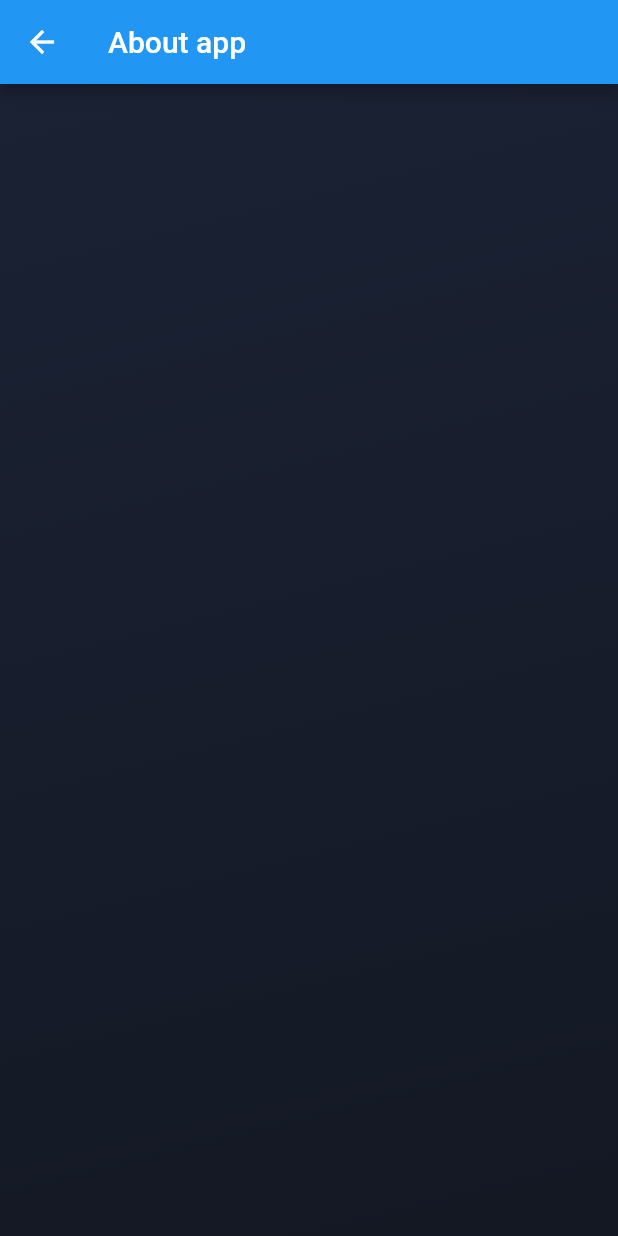
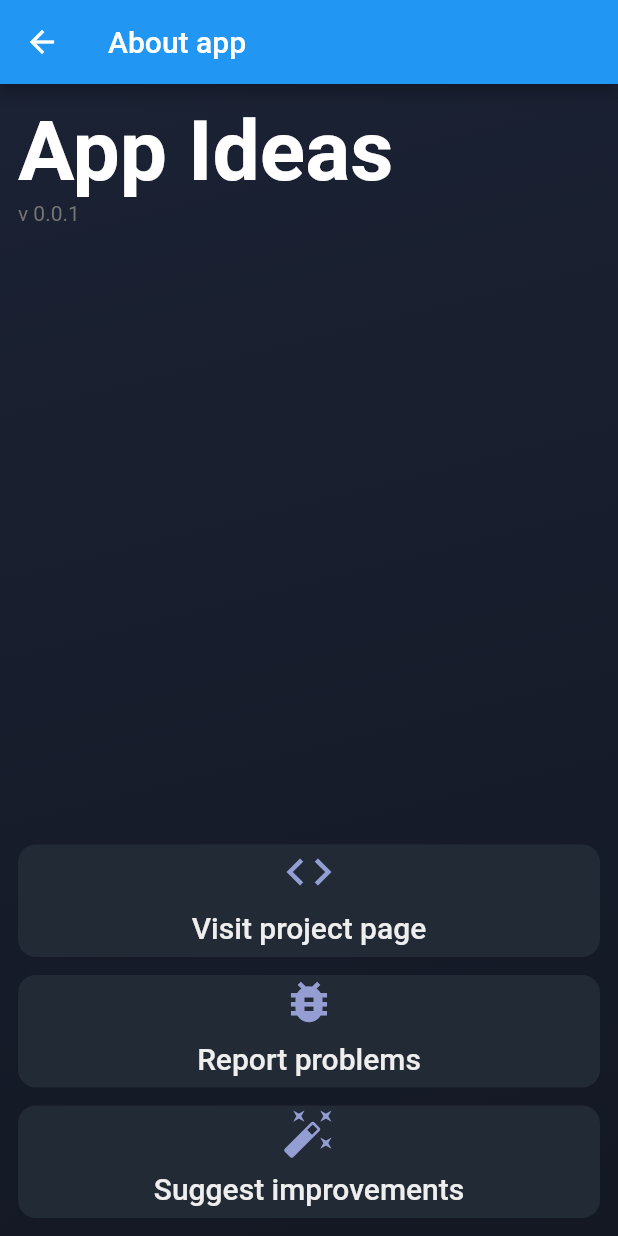
Before and after one commit to mivoligo/app_ideas, a Flutter app: the screen it shows after launch, after a tap on "About this app", on a phone screen of 412 x 824 dp. Run offline on Flutter 3.47's test engine with Material 2 defaults, Android fonts, the phone set to English and light mode, and no system bars; our stand-ins replace bloc, cached_network_image, equatable, flutter_bloc.

Commit message:
Add basic UI to about app page

```diff
--- a/lib/about_app/about_app.page.dart
+++ b/lib/about_app/about_app.page.dart
@@ -10,6 +10,46 @@ class AboutAppPage extends StatelessWidget {
       appBar: AppBar(
         title: const Text('About app'),
       ),
+      body: Padding(
+        padding: const EdgeInsets.all(12.0),
+        child: Column(
+          crossAxisAlignment: CrossAxisAlignment.stretch,
+          children: [
+            Text(
+              'App Ideas',
+              style: Theme.of(context).textTheme.displayMedium?.copyWith(
+                    color: Colors.white,
+                    fontWeight: FontWeight.bold,
+                  ),
+            ),
+            Text(
+              'v 0.0.1',
+              style: Theme.of(context)
+                  .textTheme
+                  .bodyText2
+                  ?.copyWith(color: Colors.grey.shade600),
+            ),
+            const Spacer(),
+            ClickableCard(
+              title: 'Visit project page',
+              onTap: () {},
+              icon: Icons.code,
+            ),
+            const SizedBox(height: 12),
+            ClickableCard(
+              title: 'Report problems',
+              onTap: () {},
+              icon: Icons.bug_report,
+            ),
+            const SizedBox(height: 12),
+            ClickableCard(
+              title: 'Suggest improvements',
+              onTap: () {},
+              icon: Icons.auto_fix_high,
+            ),
+          ],
+        ),
+      ),
     );
   }
 }
--- a/lib/home/view/home_page.dart
+++ b/lib/home/view/home_page.dart
@@ -1,5 +1,4 @@
 import 'package:app_ideas/about_app/about_app.page.dart';
-import 'package:app_ideas/home/view/widgets/widgets.dart';
 import 'package:app_ideas/ideas/ideas.dart';
 import 'package:app_ideas/new_idea/new_idea.dart';
 import 'package:app_ideas/widgets/widgets.dart';
--- a/lib/home/view/widgets/widgets.dart
+++ /dev/null
@@ -1 +0,0 @@
-export 'clickable_card.dart';
--- a/lib/widgets/widgets.dart
+++ b/lib/widgets/widgets.dart
@@ -1 +1,2 @@
+export 'clickable_card.dart';
 export 'page_background.dart';
```
Also changed, not shown: lib/widgets/clickable_card.dart (renamed from lib/home/view/widgets/clickable_card.dart), pubspec.lock.
